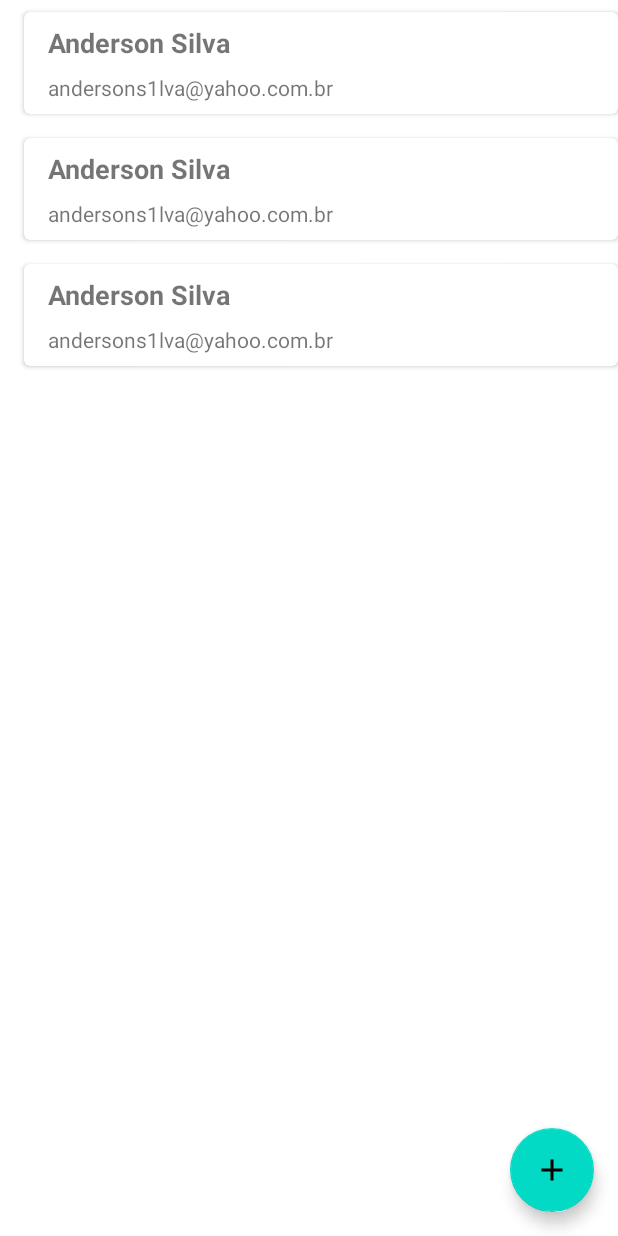
After one commit to Andersons1lva/Grud_Android_Java, an Android app: the layout fragment_subscriber_list.xml on its own in the app's theme, with its tools: preview values and no code run, on a phone screen of 412 x 824 dp. The commit adds this screen. Run offline under Robolectric (Android 15) with nearby library versions, the phone set to English and light mode, and no system bars.

Commit message:
Create fragment SubscriberListFragment.kt and layout subscriber_item.xml.

```diff
--- a/app/build.gradle
+++ b/app/build.gradle
@@ -45,6 +45,7 @@ dependencies {
     implementation 'androidx.legacy:legacy-support-v4:1.0.0'
     implementation 'androidx.lifecycle:lifecycle-viewmodel-ktx:2.5.1'
     implementation 'androidx.lifecycle:lifecycle-extensions:2.2.0'
+    implementation 'androidx.lifecycle:lifecycle-livedata-ktx:2.5.1'
 
     //Room:https://developer.android.com/jetpack/androidx/releases/room?hl=pt-br
     def room_version = "2.4.3"
--- /dev/null
+++ b/app/src/main/java/com/anderson/mysubscribers/ui/subscriberList/SubscriberListFragment.kt
@@ -0,0 +1,30 @@
+package com.anderson.mysubscribers.ui.subscriberList
+
+import android.os.Bundle
+import android.view.LayoutInflater
+import android.view.View
+import android.view.ViewGroup
+import androidx.fragment.app.Fragment
+import com.anderson.mysubscribers.R
+import com.anderson.mysubscribers.databinding.FragmentSubscriberListBinding
+
+class SubscriberListFragment : Fragment(R.layout.fragment_subscriber_list) {
+
+    private var _binding: FragmentSubscriberListBinding? = null
+    private val binding get() = _binding!!
+
+    override fun onCreateView(
+        inflater: LayoutInflater,
+        container: ViewGroup?,
+        savedInstanceState: Bundle?
+    ): View {
+        _binding = FragmentSubscriberListBinding.inflate(inflater, container, false)
+        return binding.root
+    }
+
+    override fun onDestroyView() {
+        super.onDestroyView()
+        _binding = null
+    }
+
+}
--- /dev/null
+++ b/app/src/main/java/com/anderson/mysubscribers/ui/subscriberList/SubscriberListViewModel.kt
@@ -0,0 +1,7 @@
+package com.anderson.mysubscribers.ui.subscriberList
+
+import androidx.lifecycle.ViewModel
+
+class SubscriberListViewModel : ViewModel() {
+    // TODO: Implement the ViewModel
+}
--- /dev/null
+++ b/app/src/main/res/drawable/ic_add.xml
@@ -0,0 +1,5 @@
+<vector android:height="24dp" android:tint="#FFFFFF"
+    android:viewportHeight="24" android:viewportWidth="24"
+    android:width="24dp" xmlns:android="http://schemas.android.com/apk/res/android">
+    <path android:fillColor="@android:color/white" android:pathData="M19,13h-6v6h-2v-6H5v-2h6V5h2v6h6v2z"/>
+</vector>
--- /dev/null
+++ b/app/src/main/res/layout/fragment_subscriber_list.xml
@@ -0,0 +1,25 @@
+<?xml version="1.0" encoding="utf-8"?>
+<androidx.coordinatorlayout.widget.CoordinatorLayout xmlns:android="http://schemas.android.com/apk/res/android"
+    xmlns:tools="http://schemas.android.com/tools"
+    android:layout_width="match_parent"
+    android:layout_height="match_parent"
+    xmlns:app="http://schemas.android.com/apk/res-auto"
+    tools:context=".ui.subscriberList.SubscriberListFragment">
+
+    <androidx.recyclerview.widget.RecyclerView
+        android:layout_width="match_parent"
+        android:layout_height="match_parent"
+        app:layoutManager="androidx.recyclerview.widget.LinearLayoutManager"
+        tools:listitem="@layout/subscriber_item"/>
+
+    <com.google.android.material.floatingactionbutton.FloatingActionButton
+        android:id="@+id/fabAddSubscriber"
+        android:layout_width="wrap_content"
+        android:layout_height="wrap_content"
+        android:layout_gravity="end|bottom"
+        android:layout_margin="16dp"
+        android:src="@drawable/ic_add"
+        android:contentDescription="@string/btn_floating_action" />
+
+
+</androidx.coordinatorlayout.widget.CoordinatorLayout>
--- /dev/null
+++ b/app/src/main/res/layout/subscriber_item.xml
@@ -0,0 +1,35 @@
+<?xml version="1.0" encoding="utf-8"?>
+<androidx.cardview.widget.CardView xmlns:android="http://schemas.android.com/apk/res/android"
+    xmlns:app="http://schemas.android.com/apk/res-auto"
+    android:layout_width="match_parent"
+    android:layout_height="wrap_content"
+    android:layout_marginStart="16dp"
+    android:layout_marginTop="8dp"
+    android:layout_marginBottom="8dp"
+    app:cardCornerRadius="4dp">
+
+    <LinearLayout
+        android:layout_width="match_parent"
+        android:layout_height="wrap_content"
+        android:orientation="vertical"
+        android:paddingStart="16dp"
+        android:paddingTop="8dp"
+        android:paddingEnd="16dp"
+        android:paddingBottom="8dp">
+
+        <TextView
+            android:layout_width="wrap_content"
+            android:layout_height="wrap_content"
+            android:text="@string/tv_name"
+            android:textSize="18sp"
+            android:textStyle="bold" />
+
+        <TextView
+            android:layout_width="wrap_content"
+            android:layout_height="wrap_content"
+            android:layout_marginTop="8dp"
+            android:text="@string/tv_email" />
+
+    </LinearLayout>
+
+</androidx.cardview.widget.CardView>
--- a/app/src/main/res/values/strings.xml
+++ b/app/src/main/res/values/strings.xml
@@ -8,5 +8,8 @@
     <string name="subscriber_title">Subscriber</string>
     <string name="subscriber_inserted_successfully">Subscriber was successfully inserted</string>
     <string name="subscriber_error_to_insert">There was an error when inserting Subscriber</string>
+    <string name="btn_floating_action">Floating Action</string>
+    <string name="tv_name">Anderson Silva</string>
+    <string name="tv_email">andersons1lva@yahoo.com.br</string>
 
 </resources>
```
